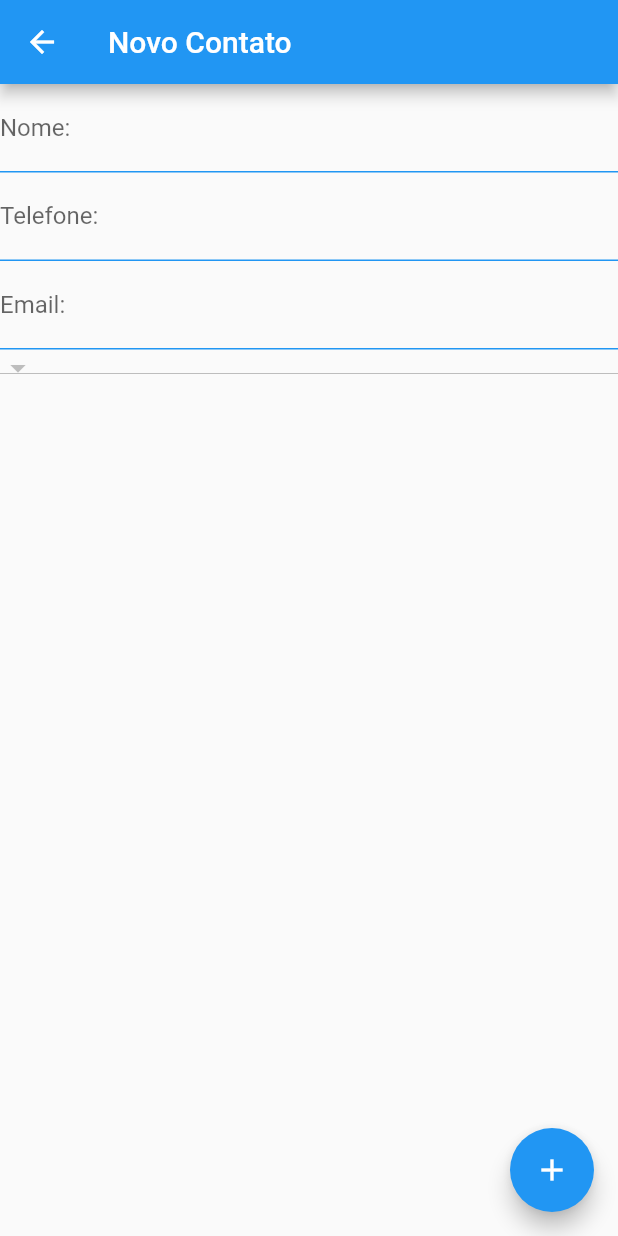
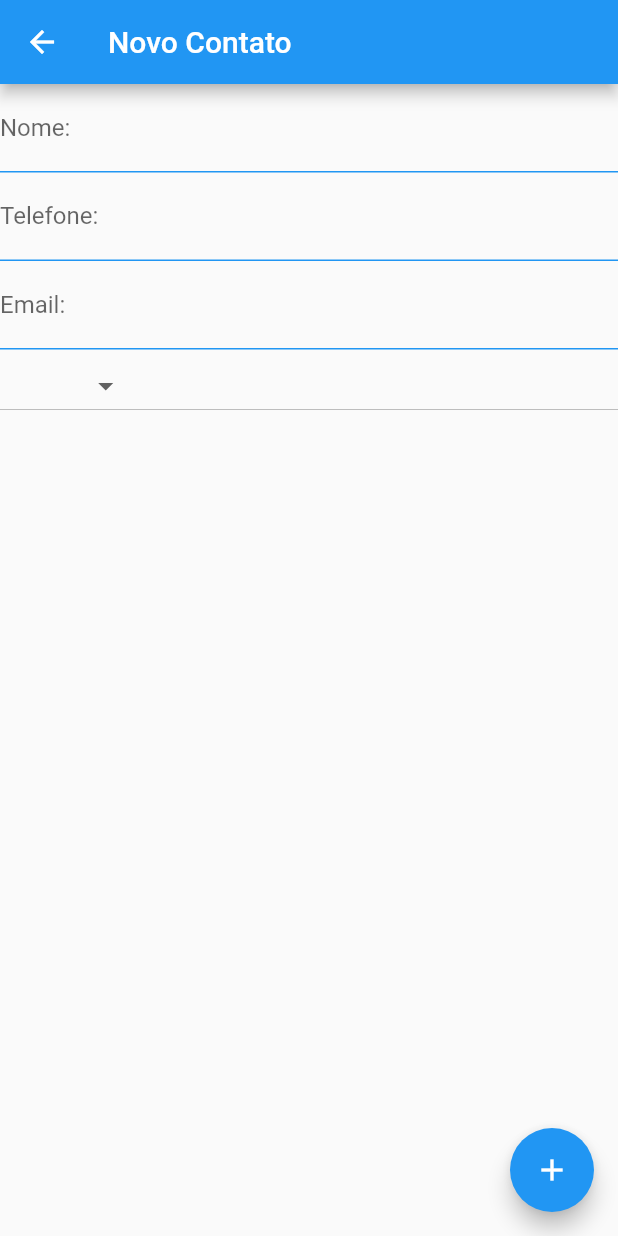
Before and after one commit to AndreiiMorais/contatos, a Flutter app: the Cadastro screen opened by its route, on a phone screen of 412 x 824 dp. Run offline on Flutter 3.47's test engine with Material 2 defaults, Android fonts, the phone set to English and light mode, and no system bars.

Commit message:
created DropdownButton

```diff
--- a/lista_contatos/lib/src/view/cadastro.dart
+++ b/lista_contatos/lib/src/view/cadastro.dart
@@ -1,10 +1,12 @@
 import 'package:flutter/material.dart';
+import 'package:lista_contatos/src/controle/contatos_control.dart';
 import 'package:lista_contatos/src/model/model_contatos.dart';
 
 class Cadastro extends StatelessWidget {
   TextEditingController control = TextEditingController();
   List<ContatosModel> lista = [];
   late ContatosModel listaAdicao;
+
   Cadastro({Key? key}) : super(key: key);
 
   @override
@@ -52,9 +54,29 @@ class Cadastro extends StatelessWidget {
                 enabledBorder: UnderlineInputBorder(
                     borderSide: BorderSide(color: Colors.blue))),
           ),
-          DropdownButton(items: [
-
-          ],)
+          DropdownButton<ContatoType>(
+            items: const [
+              DropdownMenuItem(
+                value: ContatoType.celular,
+                child: Text('telefone'),
+              ),
+              DropdownMenuItem(
+                value: ContatoType.casa,
+                child: Text('casa'),
+              ),
+              DropdownMenuItem(
+                value: ContatoType.trabalho,
+                child: Text('trabalho'),
+              ),
+              DropdownMenuItem(
+                value: ContatoType.favorito,
+                child: Text('favorito'),
+              ),
+            ],
+            onChanged: (value) {
+              listaAdicao.tipo = value ?? ContatoType.celular;
+            },
+          )
         ],
       ),
       floatingActionButton: FloatingActionButton(
```
